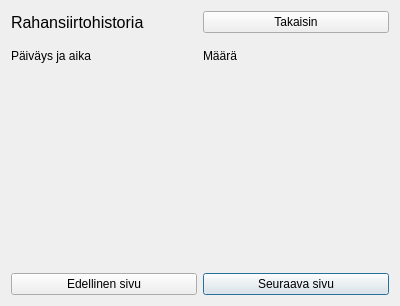
First picture: the form in frontend/nostoTalletusHistoriaDLL/Dialog.ui, repository NoelVahajylkka/Bank_Simulator_2023_Year1, before the edit.
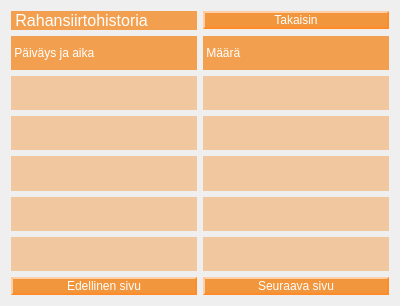
Second picture: the form after the edit.

```diff
--- a/frontend/nostoTalletusHistoriaDLL/Dialog.ui
+++ b/frontend/nostoTalletusHistoriaDLL/Dialog.ui
@@ -18,34 +18,72 @@
     <layout class="QGridLayout" name="gridLayout">
      <item row="6" column="1">
       <widget class="QLabel" name="maara5">
+       <property name="styleSheet">
+        <string notr="true">background-color:rgba(242, 140, 40,0.4);
+color:black</string>
+       </property>
        <property name="text">
         <string/>
        </property>
+       <property name="alignment">
+        <set>Qt::AlignCenter</set>
+       </property>
       </widget>
      </item>
      <item row="4" column="1">
       <widget class="QLabel" name="maara3">
+       <property name="styleSheet">
+        <string notr="true">background-color:rgba(242, 140, 40,0.4);
+color:black</string>
+       </property>
        <property name="text">
         <string/>
        </property>
+       <property name="alignment">
+        <set>Qt::AlignCenter</set>
+       </property>
       </widget>
      </item>
      <item row="6" column="0">
       <widget class="QLabel" name="aika5">
+       <property name="styleSheet">
+        <string notr="true">background-color:rgba(242, 140, 40,0.4);
+color:black</string>
+       </property>
        <property name="text">
         <string/>
        </property>
+       <property name="alignment">
+        <set>Qt::AlignCenter</set>
+       </property>
       </widget>
      </item>
      <item row="2" column="1">
       <widget class="QLabel" name="maara1">
+       <property name="styleSheet">
+        <string notr="true">background-color:rgba(242, 140, 40,0.4);
+color:black</string>
+       </property>
        <property name="text">
         <string/>
        </property>
+       <property name="alignment">
+        <set>Qt::AlignCenter</set>
+       </property>
       </widget>
      </item>
      <item row="7" column="1">
       <widget class="QPushButton" name="seuraava">
+       <property name="styleSheet">
+        <string notr="true">QPushButton{
+background-color:rgba(242, 140, 40,0.9); color: rgba(0, 0, 0, 0.8); border-style: outset;  border-width: 2px; border-color: rgba(255, 140, 40,1); 
+color: white;
+}
+QPushButton#seuraava:hover {
+    background-color: rgba(230, 120, 40,0.9);
+color: black;
+}</string>
+       </property>
        <property name="text">
         <string>Seuraava sivu</string>
        </property>
@@ -53,37 +91,72 @@
      </item>
      <item row="5" column="1">
       <widget class="QLabel" name="maara4">
+       <property name="styleSheet">
+        <string notr="true">background-color:rgba(242, 140, 40,0.4);
+color:black</string>
+       </property>
        <property name="text">
         <string/>
        </property>
+       <property name="alignment">
+        <set>Qt::AlignCenter</set>
+       </property>
       </widget>
      </item>
      <item row="3" column="1">
       <widget class="QLabel" name="maara2">
+       <property name="styleSheet">
+        <string notr="true">background-color:rgba(242, 140, 40,0.4);
+color:black</string>
+       </property>
        <property name="text">
         <string/>
        </property>
+       <property name="alignment">
+        <set>Qt::AlignCenter</set>
+       </property>
       </widget>
      </item>
      <item row="2" column="0">
       <widget class="QLabel" name="aika1">
+       <property name="styleSheet">
+        <string notr="true">background-color:rgba(242, 140, 40,0.4);
+color:black</string>
+       </property>
        <property name="text">
         <string/>
        </property>
+       <property name="alignment">
+        <set>Qt::AlignCenter</set>
+       </property>
       </widget>
      </item>
      <item row="3" column="0">
       <widget class="QLabel" name="aika2">
+       <property name="styleSheet">
+        <string notr="true">background-color:rgba(242, 140, 40,0.4);
+color:black</string>
+       </property>
        <property name="text">
         <string/>
        </property>
+       <property name="alignment">
+        <set>Qt::AlignCenter</set>
+       </property>
       </widget>
      </item>
      <item row="5" column="0">
       <widget class="QLabel" name="aika4">
+       <property name="styleSheet">
+        <string notr="true">background-color:rgba(242, 140, 40,0.4);
+color:black</string>
+       </property>
        <property name="text">
         <string/>
        </property>
+       <property name="alignment">
+        <set>Qt::AlignCenter</set>
+       </property>
       </widget>
      </item>
      <item row="0" column="0">
@@ -93,13 +166,27 @@
          <pointsize>12</pointsize>
         </font>
        </property>
+       <property name="styleSheet">
+        <string notr="true">background-color:rgba(242, 140, 40,0.8);
+color:white</string>
+       </property>
        <property name="text">
-        <string>Rahansiirtohistoria</string>
+        <string> Rahansiirtohistoria</string>
        </property>
       </widget>
      </item>
      <item row="7" column="0">
       <widget class="QPushButton" name="edellinen">
+       <property name="styleSheet">
+        <string notr="true">QPushButton{
+background-color:rgba(242, 140, 40,0.9); color: rgba(0, 0, 0, 0.8); border-style: outset;  border-width: 2px; border-color: rgba(255, 140, 40,1); 
+color: white;
+}
+QPushButton#edellinen:hover {
+    background-color: rgba(230, 120, 40,0.9);
+color: black;
+}</string>
+       </property>
        <property name="text">
         <string>Edellinen sivu</string>
        </property>
@@ -107,6 +194,16 @@
      </item>
      <item row="0" column="1">
       <widget class="QPushButton" name="takaisin">
+       <property name="styleSheet">
+        <string notr="true">QPushButton{
+background-color:rgba(242, 140, 40,0.9); color: rgba(0, 0, 0, 0.8); border-style: outset;  border-width: 2px; border-color: rgba(255, 140, 40,1); 
+color: white;
+}
+QPushButton#takaisin:hover {
+    background-color: rgba(230, 120, 40,0.9);
+color: black;
+}</string>
+       </property>
        <property name="text">
         <string>Takaisin</string>
        </property>
@@ -114,22 +211,37 @@
      </item>
      <item row="4" column="0">
       <widget class="QLabel" name="aika3">
+       <property name="styleSheet">
+        <string notr="true">background-color:rgba(242, 140, 40,0.4);
+color:black</string>
+       </property>
        <property name="text">
         <string/>
        </property>
+       <property name="alignment">
+        <set>Qt::AlignCenter</set>
+       </property>
       </widget>
      </item>
      <item row="1" column="0">
       <widget class="QLabel" name="label_4">
+       <property name="styleSheet">
+        <string notr="true">background-color:rgba(242, 140, 40,0.8);
+color:white</string>
+       </property>
        <property name="text">
-        <string>Päiväys ja aika</string>
+        <string> Päiväys ja aika</string>
        </property>
       </widget>
      </item>
      <item row="1" column="1">
       <widget class="QLabel" name="label_5">
+       <property name="styleSheet">
+        <string notr="true">background-color:rgba(242, 140, 40,0.8);
+color:white</string>
+       </property>
        <property name="text">
-        <string>Määrä</string>
+        <string> Määrä</string>
        </property>
       </widget>
      </item>
```
